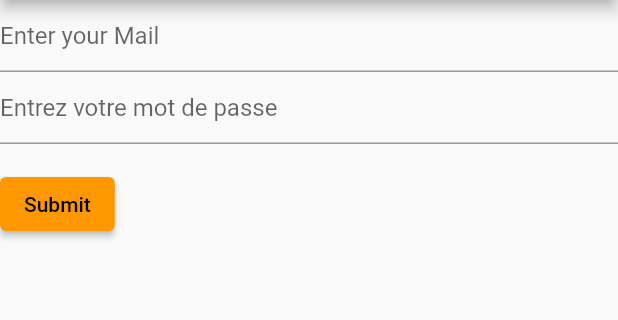
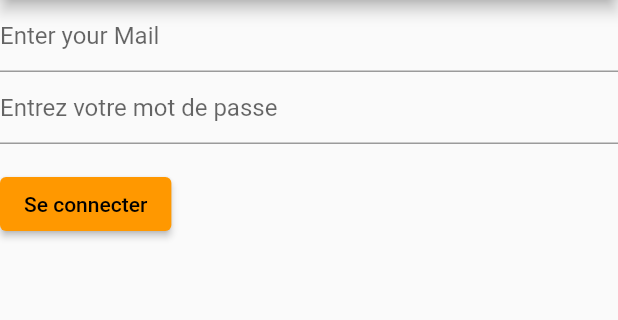
Before and after one commit to Celiian/Chevalhalla, a Flutter app: the screen it shows after launch, on a phone screen of 412 x 824 dp, the part 84-404 px from its top. Run offline on Flutter 3.47's test engine with Material 2 defaults, Android fonts, the phone set to English and light mode, and no system bars; missing offline and left inert: mongo_dart.

Commit message:
FEATURE/ home page

```diff
--- a/lib/classes/user.dart
+++ b/lib/classes/user.dart
@@ -3,18 +3,17 @@ import 'dart:ui';
 import 'package:flutter/material.dart';
 
 class User {
-  late var name= "";
-  var birthdate= "";
-  var level= "";
-  var mail= "";
-  var profilePicture= "";
-  final themeColor= "blue";
-  var status= "";
-  var linkFFE= "";
- var password= "";
+  static var name = "";
+  static var birthdate = "";
+  static var level = "";
+  static var mail = "";
+  static var profilePicture = "";
+  static var themeColor = "blue";
+  static var status = "";
+  static var linkFFE = "";
+  static var password = "";
 
-
-  decodeJson(json){
+  decodeJson(json) {
     name = json?["name"];
     mail = json?["mail"];
     password = json?["password"];
@@ -23,9 +22,5 @@ class User {
     //profilePicture = json["profilePicture"];
     //status = json["status"];
     //linkFFE = json["linkFFE"];
-
   }
-
-
-
 }
--- a/lib/main.dart
+++ b/lib/main.dart
@@ -1,6 +1,7 @@
+import 'package:chevalhalla/pages/home.dart';
 import 'package:flutter/material.dart';
 import 'mongodb.dart';
-import 'pages/home.dart';
+import 'pages/form.dart';
 
 Future<void> main() async {
   WidgetsFlutterBinding.ensureInitialized();
@@ -15,10 +16,12 @@ class MyApp extends StatelessWidget {
   Widget build(BuildContext context) {
     return MaterialApp(
       title: 'Home',
+      routes:
+      {HomePage.tag: (context) => const HomePage(),},
       theme: ThemeData(
         primarySwatch: Colors.orange,
       ),
-      home: const MyHomePage(title: 'Chevalhalla'),
+      home: const FormPage(title: 'Chevalhalla'),
     );
   }
 }
--- a/lib/mongodb.dart
+++ b/lib/mongodb.dart
@@ -38,7 +38,6 @@ class MongoDatabase {
 
   getUser(mail, password) async {
     var user = await collectionUtilisateurs?.findOne(where.eq("mail", mail).eq("password", password));
-    print(user);
     return user;
   }
 
--- /dev/null
+++ b/lib/pages/form.dart
@@ -0,0 +1,80 @@
+import 'package:chevalhalla/classes/user.dart';
+import 'package:chevalhalla/mongodb.dart';
+import 'package:chevalhalla/pages/home.dart';
+import 'package:flutter/material.dart';
+
+class FormPage extends StatefulWidget {
+  const FormPage({super.key, required this.title});
+
+  final String title;
+
+  @override
+  State<FormPage> createState() => _FormPageState();
+}
+
+class _FormPageState extends State<FormPage> {
+  final _formKey = GlobalKey<FormState>();
+  final mailController = TextEditingController();
+  final passwordController = TextEditingController();
+  var user = User();
+
+  @override
+  Widget build(BuildContext context) {
+    return Scaffold(
+        appBar: AppBar(
+          title: const Text("Form page"),
+        ),
+        body: Center(
+            child: Column(children: [
+          Form(
+            key: _formKey,
+            child: Column(
+              crossAxisAlignment: CrossAxisAlignment.start,
+              children: <Widget>[
+                TextFormField(
+                  controller: mailController,
+                  decoration: const InputDecoration(
+                    hintText: 'Enter your Mail',
+                  ),
+                  validator: (String? value) {
+                    if (value == null || value.isEmpty) {
+                      return 'Please enter some text';
+                    }
+                    return null;
+                  },
+                ),
+                TextFormField(
+                  controller: passwordController,
+                  decoration: const InputDecoration(
+                    hintText: 'Entrez votre mot de passe ',
+                  ),
+                  validator: (String? value) {
+                    if (value == null || value.isEmpty) {
+                      return 'Please enter some text';
+                    }
+                    return null;
+                  },
+                ),
+                Padding(
+                  padding: const EdgeInsets.symmetric(vertical: 16.0),
+                  child: ElevatedButton(
+                    onPressed: () async {
+                      if (_formKey.currentState!.validate()) {
+                        user.decodeJson(await MongoDatabase().getUser(
+                            mailController.text, passwordController.text));
+                        Navigator.of(context)
+                            .pushNamed(
+                              HomePage.tag,
+                            )
+                            .then((_) => setState(() {}));
+                      }
+                    },
+                    child: const Text('Se connecter'),
+                  ),
+                ),
+              ],
+            ),
+          ),
+        ])));
+  }
+}
--- a/lib/pages/home.dart
+++ b/lib/pages/home.dart
@@ -1,21 +1,20 @@
+// ignore_for_file: avoid_print
+
 import 'package:chevalhalla/classes/user.dart';
 import 'package:chevalhalla/mongodb.dart';
 import 'package:flutter/material.dart';
 
-class MyHomePage extends StatefulWidget {
-  const MyHomePage({super.key, required this.title});
+class HomePage extends StatefulWidget {
+  static const tag = "home_page";
 
-  final String title;
+  const HomePage({super.key});
 
   @override
-  State<MyHomePage> createState() => _MyHomePageState();
+  State<HomePage> createState() => _HomePageState();
 }
 
-class _MyHomePageState extends State<MyHomePage> {
-  final _formKey = GlobalKey<FormState>();
-  final mailController = TextEditingController();
-  final passwordController = TextEditingController();
-  var user = User();
+class _HomePageState extends State<HomePage> {
+
   @override
   Widget build(BuildContext context) {
     return Scaffold(
@@ -23,50 +22,14 @@ class _MyHomePageState extends State<MyHomePage> {
           title: const Text("Form page"),
         ),
         body: Center(
-            child: Column(children: [
-          Form(
-            key: _formKey,
             child: Column(
-              crossAxisAlignment: CrossAxisAlignment.start,
-              children: <Widget>[
-                TextFormField(
-                  controller: mailController,
-                  decoration: const InputDecoration(
-                    hintText: 'Enter your Mail',
-                  ),
-                  validator: (String? value) {
-                    if (value == null || value.isEmpty) {
-                      return 'Please enter some text';
-                    }
-                    return null;
-                  },
-                ),
-                TextFormField(
-                  controller: passwordController,
-                  decoration: const InputDecoration(
-                    hintText: 'Entrez votre mot de passe ',
-                  ),
-                  validator: (String? value) {
-                    if (value == null || value.isEmpty) {
-                      return 'Please enter some text';
-                    }
-                    return null;
-                  },
-                ),
-                Padding(
-                  padding: const EdgeInsets.symmetric(vertical: 16.0),
-                  child: ElevatedButton(
-                    onPressed: () async {
-                      if (_formKey.currentState!.validate()) {
-                        user.decodeJson( await MongoDatabase().getUser(mailController.text, passwordController.text));
-                        }
-                    },
-                    child: const Text('Submit'),
-                  ),
-                ),
-              ],
-            ),
-          ),
-        ])));
+          children: [
+            TextButton(
+              onPressed: () {
+              },
+              child: const Text("Home Page"),
+            )
+          ],
+        )));
   }
 }
```
